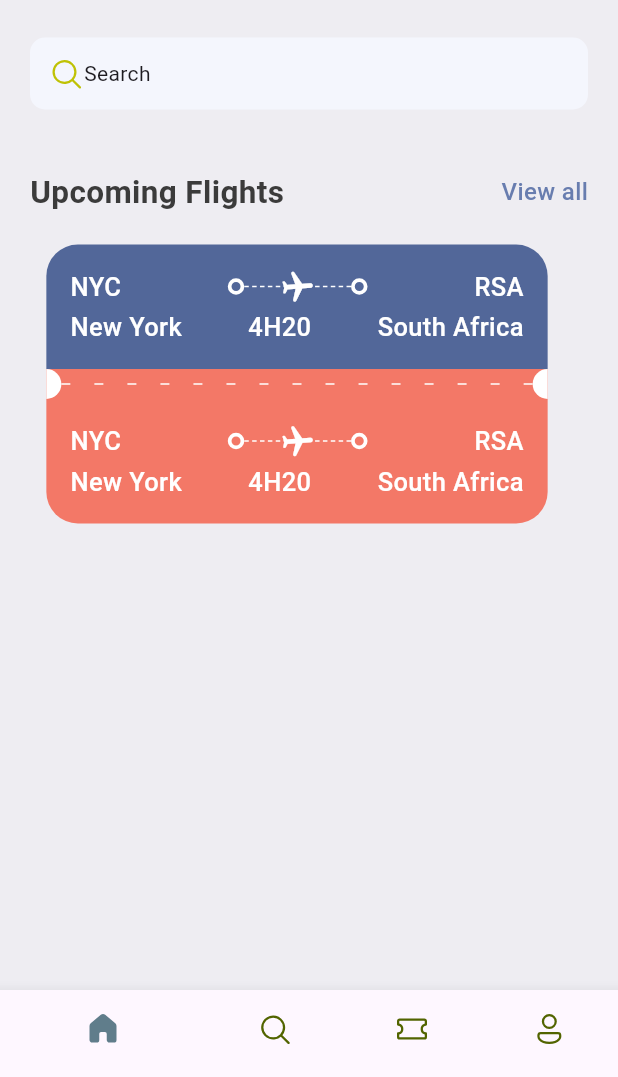
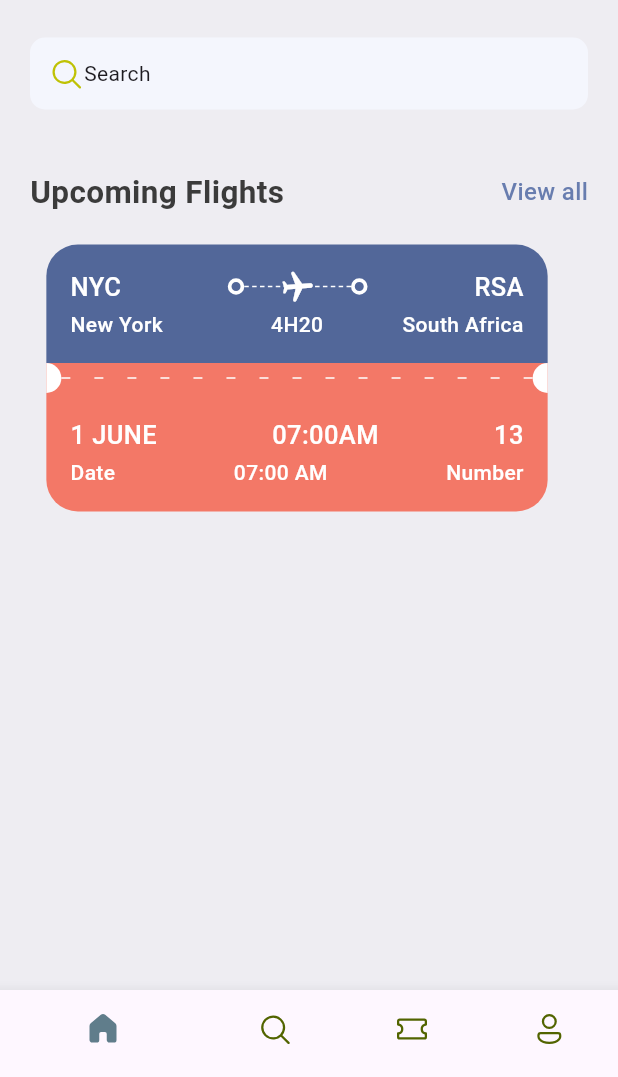
Before and after one commit to Gontse/ticket_app, a Flutter app: the screen it shows after launch, on a phone screen of 412 x 824 dp, the part 159-1236 px from its top. Run offline on Flutter 3.47's test engine with Material 3 defaults, Android fonts, the phone set to English and light mode, and no system bars; our stand-ins replace fluentui_icons.

Commit message:
Updated TicketStyling

```diff
--- a/lib/Core/Widgets/ticket_view.dart
+++ b/lib/Core/Widgets/ticket_view.dart
@@ -14,7 +14,7 @@ class TicketView extends StatelessWidget {
     final size = MediaQuery.of(context).size;
     return SizedBox(
         width: size.width * 0.85,
-        height: 188,
+        height: 250,
         child: Container(
           margin: const EdgeInsets.only(right: 16),
           child: Column(
@@ -71,22 +71,29 @@ class TicketView extends StatelessWidget {
                     // Dates and Time
                     Row(
                       children: [
-                        Text(
-                          "New York",
-                          style: AppStyles.headlineStyle3
-                              .copyWith(color: Colors.white),
+                        SizedBox(
+                          width: 100,
+                          child: Text(
+                            "New York",
+                            style: AppStyles.headlineStyle4
+                                .copyWith(color: Colors.white),
+                          ),
                         ),
                         Expanded(child: Container()),
                         Text(
                           "4H20",
-                          style: AppStyles.headlineStyle3
+                          style: AppStyles.headlineStyle4
                               .copyWith(color: Colors.white),
                         ),
                         Expanded(child: Container()),
-                        Text(
-                          "South Africa",
-                          style: AppStyles.headlineStyle3
-                              .copyWith(color: Colors.white),
+                        SizedBox(
+                          width: 100,
+                          child: Text(
+                            "South Africa",
+                            textAlign: TextAlign.end,
+                            style: AppStyles.headlineStyle4
+                                .copyWith(color: Colors.white),
+                          ),
                         ),
                       ],
                     )
@@ -118,33 +125,21 @@ class TicketView extends StatelessWidget {
                     Row(
                       children: [
                         Text(
-                          "NYC",
+                          "1 JUNE",
                           style: AppStyles.headlineStyle3
                               .copyWith(color: Colors.white),
                         ),
                         Expanded(child: Container()),
-                        const BigDot(),
                         Expanded(
                             child: Stack(children: [
-                          const SizedBox(
+                           SizedBox(
                               height: 24,
-                              child: AppLayoutBuilderWidget(
-                                randomDivider: 5,
-                              )),
-                          Center(
-                            child: Transform.rotate(
-                              angle: 1.5,
-                              child: const Icon(
-                                Icons.local_airport_rounded,
-                                color: Colors.white,
-                              ),
-                            ),
-                          )
+                              child: Container(),),
+                          Center(child: Text("07:00AM", style: AppStyles.headlineStyle3.copyWith(color: Colors.white),))
                         ])),
-                        const BigDot(),
                         Expanded(child: Container()),
                         Text(
-                          "RSA",
+                          "13",
                           style: AppStyles.headlineStyle3
                               .copyWith(color: Colors.white),
                         ),
@@ -157,20 +152,20 @@ class TicketView extends StatelessWidget {
                     Row(
                       children: [
                         Text(
-                          "New York",
-                          style: AppStyles.headlineStyle3
+                          "Date",
+                          style: AppStyles.headlineStyle4
                               .copyWith(color: Colors.white),
                         ),
                         Expanded(child: Container()),
                         Text(
-                          "4H20",
-                          style: AppStyles.headlineStyle3
+                          "07:00 AM",
+                          style: AppStyles.headlineStyle4
                               .copyWith(color: Colors.white),
                         ),
                         Expanded(child: Container()),
                         Text(
-                          "South Africa",
-                          style: AppStyles.headlineStyle3
+                          "Number",
+                          style: AppStyles.headlineStyle4
                               .copyWith(color: Colors.white),
                         ),
                       ],
--- a/lib/res/Styles/app_styles.dart
+++ b/lib/res/Styles/app_styles.dart
@@ -27,4 +27,8 @@ class AppStyles {
   static TextStyle headlineStyle3 = const TextStyle(
       fontSize: 17,
       fontWeight: FontWeight.w500);
+
+  static TextStyle headlineStyle4 = const TextStyle(
+      fontSize: 14,
+      fontWeight: FontWeight.w500);
 }
```
